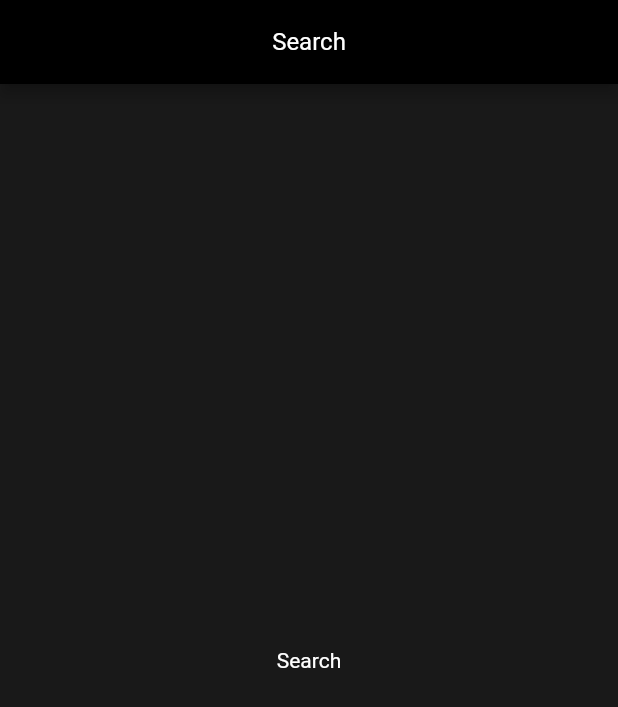
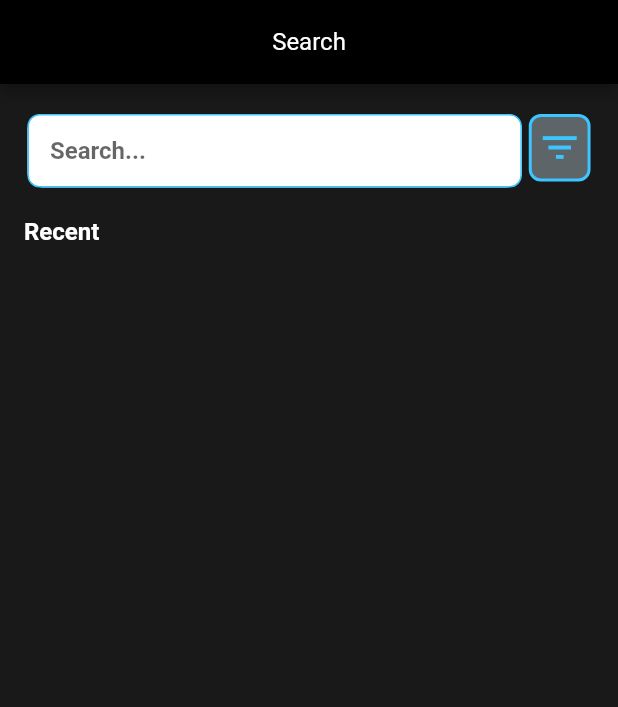
Before and after one commit to tobijay666/CosmoVenture_by_QUADRA, a Flutter app: the SearchScreen screen opened directly, on a phone screen of 412 x 824 dp. Shown: the top 707 px of the screen. Run offline on Flutter 3.47's test engine with Material 2 defaults, Android fonts, the light colour scheme and no system bars; our stand-ins replace bloc, carousel_slider, curved_navigation_bar, dots_indicator, equatable, flutter_svg and 2 more; network calls fail.

Commit message:
search added

```diff
--- a/lib/presentaion/pages/search.dart
+++ b/lib/presentaion/pages/search.dart
@@ -1,3 +1,5 @@
+import 'package:cosmoventure/presentaion/widgets/drop_down.dart';
+import 'package:cosmoventure/presentaion/widgets/text_feild.dart';
 import 'package:flutter/material.dart';
 import 'package:flutter/src/widgets/framework.dart';
 import 'package:flutter/src/widgets/placeholder.dart';
@@ -13,6 +15,8 @@ class SearchScreen extends StatefulWidget {
 }
 
 class _SearchScreenState extends State<SearchScreen> {
+  final TextEditingController searchController = TextEditingController();
+  String filterDropdownValue = '0';
   @override
   Widget build(BuildContext context) {
     return Scaffold(
@@ -33,11 +37,79 @@ class _SearchScreenState extends State<SearchScreen> {
   }
 
   _bodyWidget() {
-    return Center(
-      child: Text(
-        "Search",
-        style: TextStyle(color: Colors.white),
+    return SafeArea(
+        child: SingleChildScrollView(
+      child: Padding(
+        padding: const EdgeInsets.all(16.0),
+        child: Column(
+          crossAxisAlignment: CrossAxisAlignment.start,
+          children: [
+            Row(
+              mainAxisAlignment: MainAxisAlignment.spaceAround,
+              children: [
+                SizedBox(
+                  width: MediaQuery.of(context).size.width * 0.8,
+                  child: CustomTextField(
+                    textEditingController: searchController,
+                    hintText: "Search... ",
+                  ),
+                ),
+                SizedBox(
+                  width: MediaQuery.of(context).size.width * 0.1,
+                  height: 45,
+                  child: Container(
+                    decoration: BoxDecoration(
+                      color: AppColors.greyColor.withOpacity(0.5),
+                      border: Border.all(
+                        color: AppColors.outlineColor,
+                        width: 2.0,
+                      ),
+                      borderRadius: BorderRadius.circular(
+                          8.0), // Adjust the border radius as needed
+                    ),
+                    child: InkWell(
+                      onTap: () {
+                        // Show the popup menu
+                        showMenu(
+                          context: context,
+                          position: RelativeRect.fromLTRB(10, 150, 0, 0),
+                          items: [
+                            PopupMenuItem(
+                              child: Text('Option 1'),
+                              value: 'Option 1',
+                            ),
+                            PopupMenuItem(
+                              child: Text('Option 2'),
+                              value: 'Option 2',
+                            ),
+                            PopupMenuItem(
+                              child: Text('Option 3'),
+                              value: 'Option 3',
+                            ),
+                          ],
+                        );
+                      },
+                      child: Icon(
+                        Icons.filter_list,
+                        size: 30,
+                        color: AppColors.outlineColor,
+                      ),
+                    ),
+                  ),
+                ),
+              ],
+            ),
+            SizedBox(
+              height: 20,
+            ),
+            Text(
+              "Recent",
+              style: Theme.of(context).textTheme.bodyLarge!.copyWith(
+                  color: AppColors.whiteColor, fontWeight: FontWeight.bold),
+            )
+          ],
+        ),
       ),
-    );
+    ));
   }
 }
```
Also changed, not shown: lib/presentaion/pages/chat.dart (+23 -8 lines).
